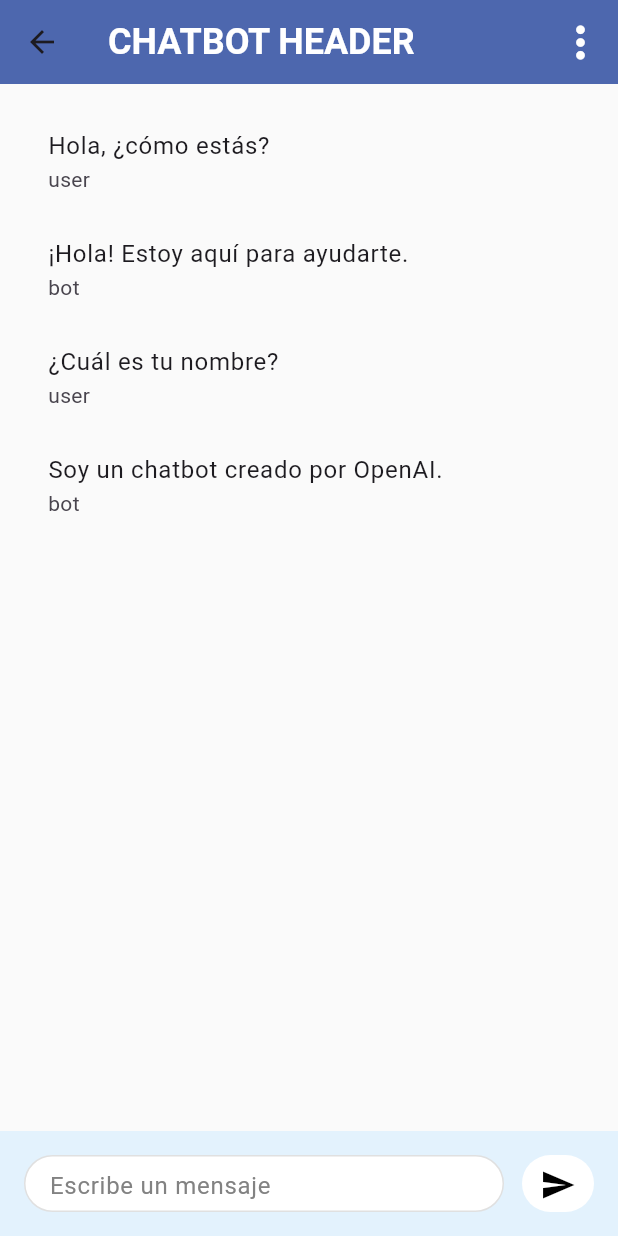
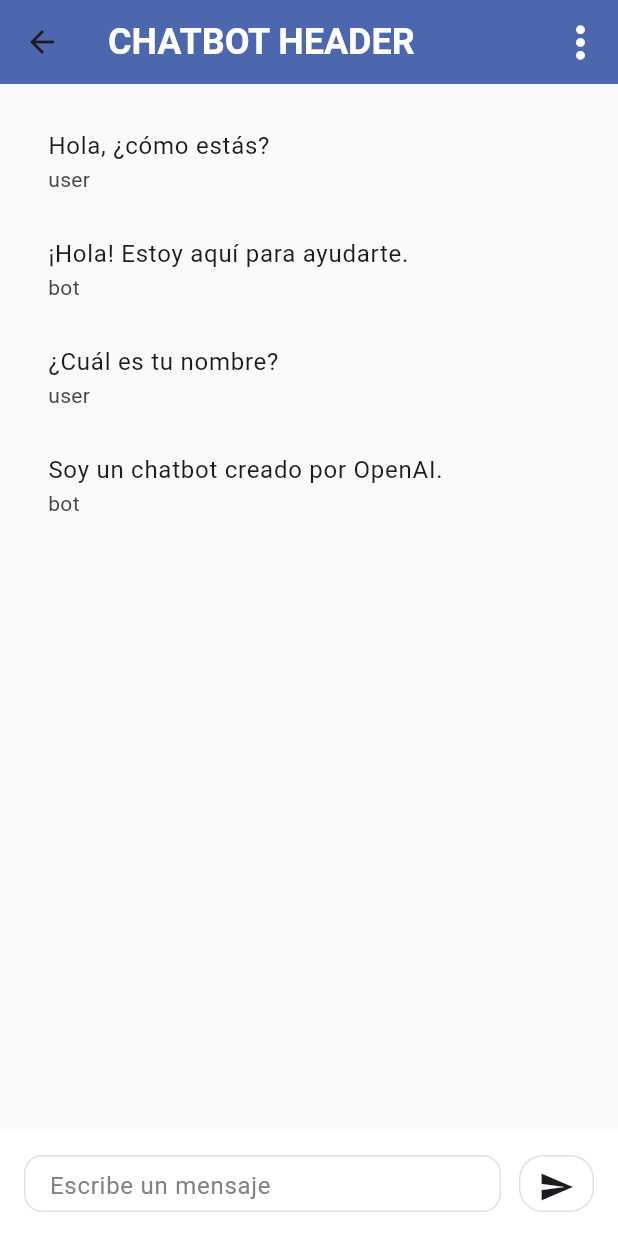
Before and after one commit to BenjajaDev/COLBUN---CONSULTORIA, a Flutter app: the ChatbotScreen screen opened directly, on a phone screen of 412 x 824 dp. Run offline on Flutter 3.47's test engine with Material 3 defaults, Android fonts, the phone set to English and light mode, and no system bars; our stand-ins replace firebase_core; accounts and stored records are empty.

Commit message:
header footer colores

```diff
--- a/lib/features/chatbot/screen/chatbot_screen.dart
+++ b/lib/features/chatbot/screen/chatbot_screen.dart
@@ -184,7 +184,7 @@ class ChatbotFooter extends StatelessWidget {
       // - Botón de adjuntar archivos
       // - Indicadores de estado
       height: 70,
-      color: Colors.blue.shade50,
+      color: Color(0XFFFFFFFF),
       padding: const EdgeInsets.all(16.0),
       child: Row(
         children: [
@@ -193,8 +193,9 @@ class ChatbotFooter extends StatelessWidget {
             child: Container(
               decoration: BoxDecoration(
                 color: Colors.white,
-                borderRadius: BorderRadius.circular(24.0),
-                border: Border.all(color: Colors.grey.shade300),
+                borderRadius: BorderRadius.circular(12.0),
+                // color de bordes E0E0E0 mockup de field del texto
+                border: Border.all(color: Color(0xFFE0E0E0)),
               ),
               //agregue padding para que el texto no este pegado al borde acordarse las medidas solo multiplo de 8
               padding: const EdgeInsets.symmetric(horizontal: 16.0),
@@ -203,7 +204,7 @@ class ChatbotFooter extends StatelessWidget {
                 decoration: InputDecoration(
                   hintText: 'Escribe un mensaje',
                   border: InputBorder.none,
-                  hintStyle: TextStyle(color: Color(0xFF828282)),
+                  hintStyle: TextStyle(color: Color(0xFF828282)),// color de texto escribe un mensaje 828282 mockup
                 ),
               ),
             ),
@@ -213,11 +214,12 @@ class ChatbotFooter extends StatelessWidget {
           Container(
             decoration: BoxDecoration(
               color: Colors.white,
-              borderRadius: BorderRadius.circular(24.0),
+              borderRadius: BorderRadius.circular(16.0),
+              border: Border.all(color: Color(0xFFE0E0E0)),// color de bordes E0E0E0 mockup
             ),
             //boton de enviar tipo iconbutton
             child: IconButton(
-              icon: const Icon(Icons.send, color: Colors.black),
+              icon: const Icon(Icons.send, color: Color(0XFF1d1b20)),// color del icono de enviar 1d1b20 mockup
               onPressed: () {
                 // aqui iria la logica para enviar el mensaje del usuario
               },
```
